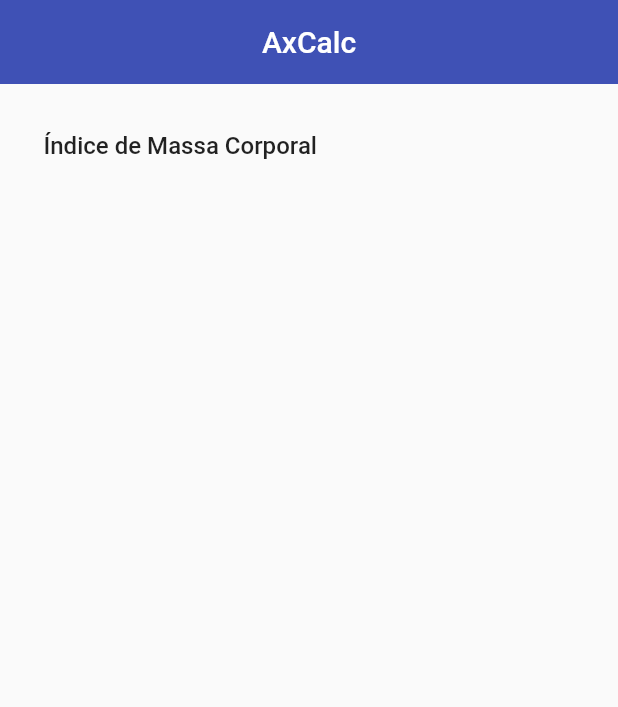
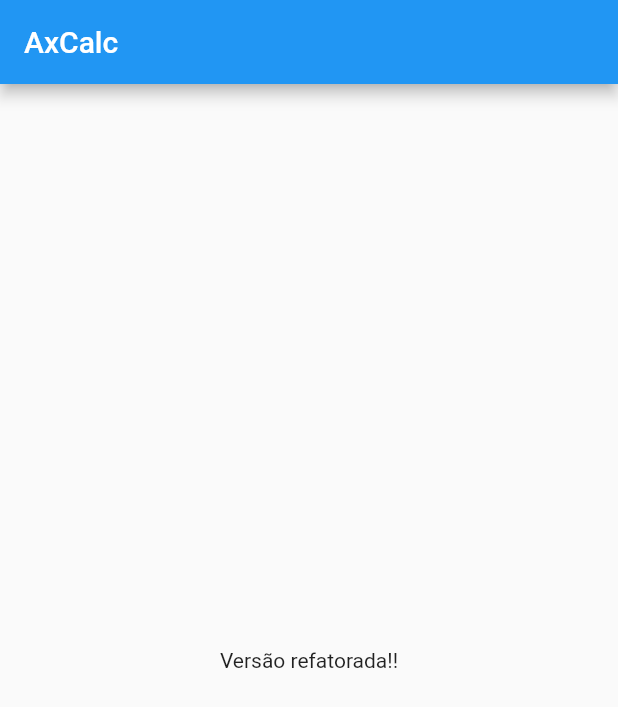
Before and after one commit to patrickkaic/AxCalc, a Flutter app: the screen it shows after launch, on a phone screen of 412 x 824 dp. Shown: the top 707 px of the screen. Run offline on Flutter 3.47's test engine with Material 2 defaults, Android fonts, the phone set to English and light mode, and no system bars.

Commit message:
started refatored version

```diff
--- a/lib/appbar.dart
+++ /dev/null
@@ -1,17 +0,0 @@
-import 'package:flutter/src/widgets/container.dart';
-import 'package:flutter/src/widgets/framework.dart';
-import 'package:flutter/material.dart';
-
-class AppBar extends StatefulWidget {
-  const AppBar({super.key});
-
-  @override
-  State<AppBar> createState() => _AppBarState();
-}
-
-class _AppBarState extends State<AppBar> {
-  @override
-  Widget build(BuildContext context) {
-    return Container();
-  }
-}
--- a/lib/home_page.dart
+++ b/lib/home_page.dart
@@ -1,116 +1,19 @@
-// ignore_for_file: prefer_const_constructors, unnecessary_import, implementation_imports, unused_import, prefer_const_constructors_in_immutables, use_key_in_widget_constructors, avoid_print
-import 'package:axcalc/pages/page_details.dart';
+// ignore_for_file: prefer_const_constructors
+
 import 'package:flutter/material.dart';
-import 'package:flutter/src/widgets/container.dart';
-import 'package:flutter/src/widgets/framework.dart';
 
-class HomePage extends StatefulWidget {
-  @override
-  State<HomePage> createState() => _HomePageState();
-}
-
-class _HomePageState extends State<HomePage> {
-  final items = [
-    'Índice de Massa Corporal',
-  ];
-
-  var select = [];
-
-  appBarDinamc() {
-    if (select.isEmpty) {
-      return AppBar(
-        elevation: 0,
-        title: Text('AxCalc'),
-        centerTitle: true,
-      );
-    } else {
-      return AppBar(
-        leading: IconButton(
-          icon: Icon(Icons.arrow_back),
-          onPressed: () {
-            setState(() {
-              select = [];
-            });
-          },
-        ),
-        title: Text('${select.length} Selecionadas'),
-        centerTitle: true,
-        backgroundColor: Colors.white,
-        elevation: 0,
-        iconTheme: IconThemeData(color: Colors.black),
-        toolbarTextStyle: TextTheme(
-            headline6: TextStyle(
-          color: Colors.black87,
-          fontSize: 20,
-          fontWeight: FontWeight.bold,
-        )).bodyText2,
-        titleTextStyle: TextTheme(
-            headline6: TextStyle(
-          color: Colors.black87,
-          fontSize: 20,
-          fontWeight: FontWeight.bold,
-        )).headline6,
-      );
-    }
-  }
-
-  showDetails(items) {
-    Navigator.push(
-        context,
-        MaterialPageRoute(
-          builder: (context) => PageDetails(items: items),
-        ));
-  }
+class HomePage extends StatelessWidget {
+  const HomePage({super.key});
 
   @override
   Widget build(BuildContext context) {
     return Scaffold(
-      appBar: appBarDinamc(),
-      body: ListView.separated(
-        padding: EdgeInsets.all(13),
-        itemBuilder: ((context, index) {
-          return ListTile(
-            shape: RoundedRectangleBorder(
-              borderRadius: BorderRadius.all(
-                Radius.circular(12),
-              ),
-            ),
-            title: Text(
-              items[index],
-              style: TextStyle(
-                fontSize: 16,
-                fontWeight: FontWeight.w500,
-              ),
-            ),
-            selected: select.contains(items[index]),
-            selectedTileColor: Colors.blue[50],
-            onLongPress: (() {
-              setState(() {
-                (select.contains(items[index]))
-                    ? select.remove(items[index])
-                    : select.add(items[index]);
-              });
-            }),
-            onTap: () => showDetails(items[index]),
-          );
-        }),
-        separatorBuilder: ((context, index) => const Divider()),
-        itemCount: items.length,
+      appBar: AppBar(
+        title: Text('AxCalc'),
       ),
-      floatingActionButtonLocation: FloatingActionButtonLocation.centerFloat,
-      floatingActionButton: select.isNotEmpty
-          ? FloatingActionButton.extended(
-              onPressed: (() {}),
-              icon: Icon(Icons.star_border),
-              label: Text(
-                'Favoritar',
-                style: TextStyle(
-                  letterSpacing: 0,
-                  fontWeight: FontWeight.bold,
-                ),
-              ),
-            )
-          : null,
+      body: Center(
+        child: Text('Versão refatorada!!'),
+      ),
     );
   }
 }
--- a/lib/main.dart
+++ b/lib/main.dart
@@ -1,19 +1,20 @@
-// ignore_for_file: prefer_const_constructors, use_key_in_widget_constructors
+// ignore_for_file: prefer_const_constructors
+
 import 'package:axcalc/home_page.dart';
 import 'package:flutter/material.dart';
 
-void main() {
-  runApp(MyApp());
-}
+void main() => runApp(AxCalc());
 
-class MyApp extends StatelessWidget {
+class AxCalc extends StatelessWidget {
+  const AxCalc({super.key});
+
   @override
   Widget build(BuildContext context) {
     return MaterialApp(
+      title: 'AxCalc',
       debugShowCheckedModeBanner: false,
-      title: 'AxCalc',
       theme: ThemeData(
-        primarySwatch: Colors.indigo,
+        primaryColor: Colors.indigo,
       ),
       home: HomePage(),
     );
```
Also changed, not shown: lib/calcs/imc.dart (deleted, +0 -10 lines), lib/pages/page_details.dart (deleted, +0 -54 lines).
